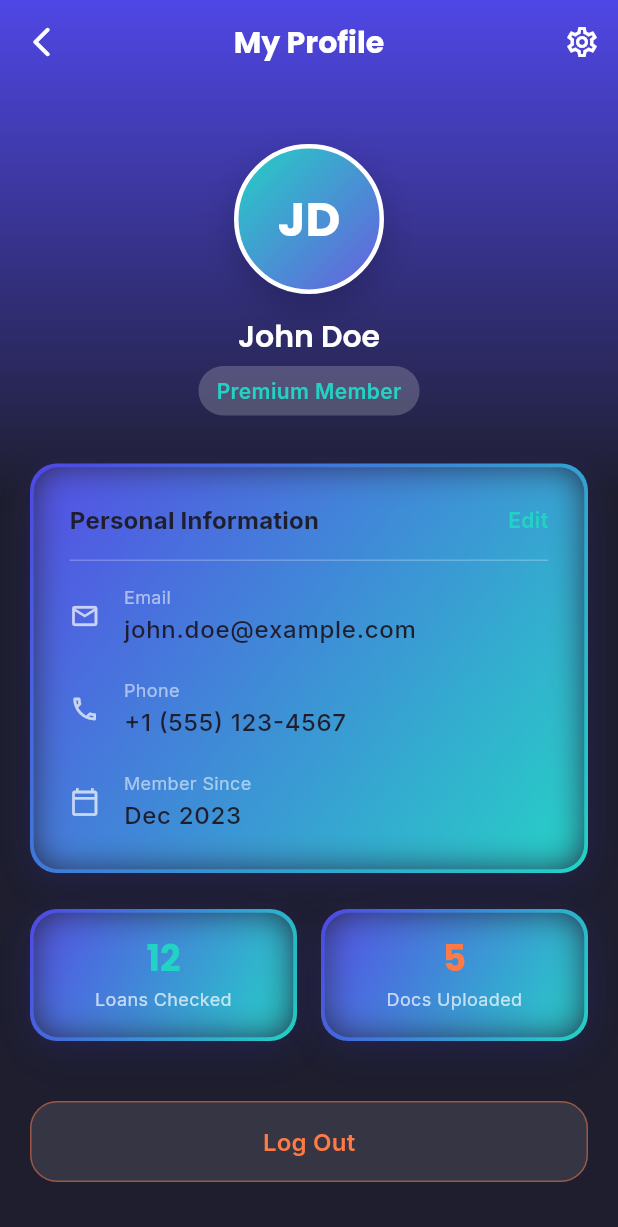
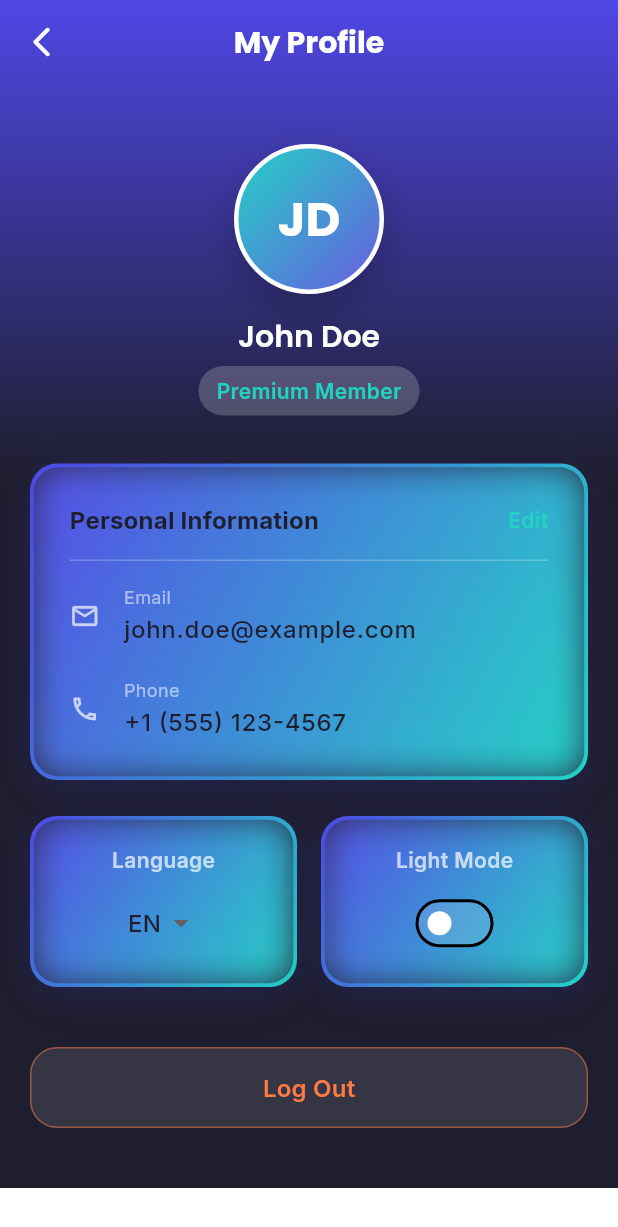
Before and after one commit to SoiledSalmon/hakctajon, a Flutter app: the ProfileScreen screen opened by its route, on a phone screen of 412 x 824 dp. Shown: the top 1227 px of the screen. Run offline on Flutter 3.47's test engine with Material 3 defaults, Android fonts, the phone set to English and light mode, and no system bars; our stand-ins replace firebase_core, flutter_riverpod, google_fonts, lottie; accounts and stored records are empty; network calls fail.

```diff
--- a/lib/screens/profile_screen.dart
+++ b/lib/screens/profile_screen.dart
@@ -1,13 +1,19 @@
+import 'package:ai_loan_buddy/providers/settings_provider.dart';
 import 'package:ai_loan_buddy/theme/app_theme.dart';
-import 'package:ai_loan_buddy/utils/navigation.dart';
+
 import 'package:ai_loan_buddy/widgets/glass_card.dart';
+import 'package:ai_loan_buddy/widgets/language_selector_dropdown.dart';
 import 'package:flutter/material.dart';
+import 'package:flutter_riverpod/flutter_riverpod.dart';
 
-class ProfileScreen extends StatelessWidget {
+class ProfileScreen extends ConsumerWidget {
   const ProfileScreen({super.key});
 
   @override
-  Widget build(BuildContext context) {
+  Widget build(BuildContext context, WidgetRef ref) {
+    final settings = ref.watch(settingsProvider);
+    final settingsNotifier = ref.read(settingsProvider.notifier);
+
     return Scaffold(
       backgroundColor: Theme.of(context).scaffoldBackgroundColor,
       extendBodyBehindAppBar: true,
@@ -25,14 +31,7 @@ class ProfileScreen extends StatelessWidget {
                 fontWeight: FontWeight.w700,
               ),
         ),
-        actions: [
-          IconButton(
-            icon: const Icon(Icons.settings_outlined, color: Colors.white),
-            onPressed: () {
-               Navigator.of(context).pushNamed(RouteNames.settings);
-            },
-          ),
-        ],
+
       ),
       body: Container(
         decoration: const BoxDecoration(
@@ -142,40 +141,39 @@ class ProfileScreen extends StatelessWidget {
                         ],
                       ),
                       const Divider(height: 32, color: Colors.white24),
-                      _buildProfileRow(context, Icons.email_outlined, 'Email', 'john.doe@example.com'),
+                      _buildProfileRow(
+                          context, Icons.email_outlined, 'Email', 'john.doe@example.com'),
                       const SizedBox(height: 20),
-                      _buildProfileRow(context, Icons.phone_outlined, 'Phone', '+1 (555) 123-4567'),
-                      const SizedBox(height: 20),
-                      _buildProfileRow(context, Icons.calendar_today_outlined, 'Member Since', 'Dec 2023'),
+                      _buildProfileRow(
+                          context, Icons.phone_outlined, 'Phone', '+1 (555) 123-4567'),
                     ],
                   ),
                 ),
 
                 const SizedBox(height: 24),
 
-                // Account Stats Section
+                // Settings Controls Section (Language & Theme)
                 Row(
                   children: [
                     Expanded(
                       child: GlassCard(
-                        padding: const EdgeInsets.all(16),
+                        padding: const EdgeInsets.symmetric(horizontal: 12, vertical: 16),
                         child: Column(
+                          mainAxisAlignment: MainAxisAlignment.center,
                           children: [
                             Text(
-                              '12',
-                              style: Theme.of(context).textTheme.headlineMedium?.copyWith(
-                                    color: AppTheme.accent1,
-                                    fontWeight: FontWeight.w700,
+                              'Language',
+                              style: Theme.of(context).textTheme.bodyMedium?.copyWith(
+                                    color: Colors.white70,
+                                    fontWeight: FontWeight.w600,
                                   ),
                             ),
-                            const SizedBox(height: 4),
-                            Text(
-                              'Loans Checked',
-                              textAlign: TextAlign.center,
-                              style: Theme.of(context).textTheme.bodyMedium?.copyWith(
-                                    fontSize: 12,
-                                    color: Colors.white70,
-                                  ),
+                            const SizedBox(height: 8),
+                            LanguageSelectorDropdown(
+                              currentLanguage: settings.languageCode,
+                              onChanged: (val) {
+                                settingsNotifier.setLanguage(val);
+                              },
                             ),
                           ],
                         ),
@@ -184,24 +182,31 @@ class ProfileScreen extends StatelessWidget {
                     const SizedBox(width: 16),
                     Expanded(
                       child: GlassCard(
-                        padding: const EdgeInsets.all(16),
+                        padding: const EdgeInsets.symmetric(horizontal: 12, vertical: 16),
                         child: Column(
+                          mainAxisAlignment: MainAxisAlignment.center,
                           children: [
                             Text(
-                              '5',
-                              style: Theme.of(context).textTheme.headlineMedium?.copyWith(
-                                    color: AppTheme.warning,
-                                    fontWeight: FontWeight.w700,
+                              settings.themeMode == ThemeMode.light ? 'Light Mode' : 'Dark Mode',
+                              style: Theme.of(context).textTheme.bodyMedium?.copyWith(
+                                    color: Colors.white70,
+                                    fontWeight: FontWeight.w600,
                                   ),
                             ),
-                            const SizedBox(height: 4),
-                            Text(
-                              'Docs Uploaded',
-                              textAlign: TextAlign.center,
-                              style: Theme.of(context).textTheme.bodyMedium?.copyWith(
-                                    fontSize: 12,
-                                    color: Colors.white70,
-                                  ),
+                            const SizedBox(height: 8),
+                            Switch(
+                              value: settings.themeMode == ThemeMode.dark,
+                              activeColor: AppTheme.accent1,
+                              activeTrackColor: Colors.white24,
+                              inactiveThumbColor: Colors.white,
+                              inactiveTrackColor: Colors.white12,
+                              onChanged: (_) {
+                                settingsNotifier.toggleTheme();
+                                ref.read(appThemeProvider.notifier).state =
+                                    settings.themeMode == ThemeMode.light
+                                        ? ThemeMode.dark
+                                        : ThemeMode.light;
+                              },
                             ),
                           ],
                         ),
```
Also changed, not shown: 1 other file.
